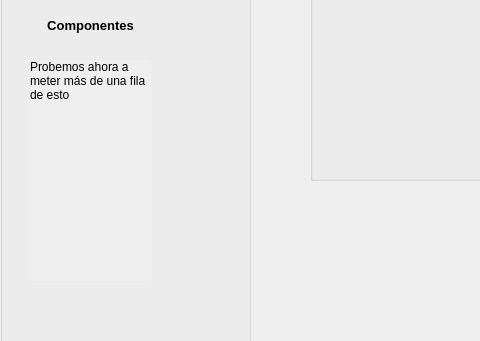
Before: the Qt Designer form GUI.ui in Neoale99/IPC2_Proyecto2_202004750, drawn with Qt 5; both pictures show x 0 to 480 and y 119 to 460 of the 665 by 600 pixel window.
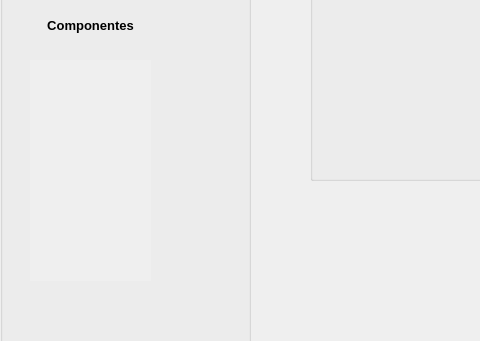
After: the same form once the commit is applied. Icons and pictures are not drawn.

Patch:
```diff
--- a/GUI.ui
+++ b/GUI.ui
@@ -183,7 +183,7 @@
       <bool>true</bool>
      </property>
      <property name="text">
-      <string>Probemos ahora a meter más de una fila de esto</string>
+      <string/>
      </property>
      <property name="scaledContents">
       <bool>true</bool>
```
